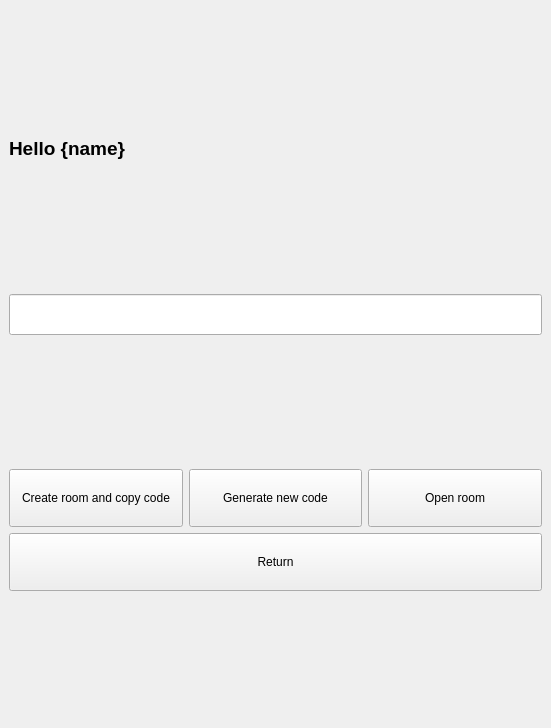
First picture: the form in project/pages/create_room_page.ui, repository Sason00/project, before the edit.
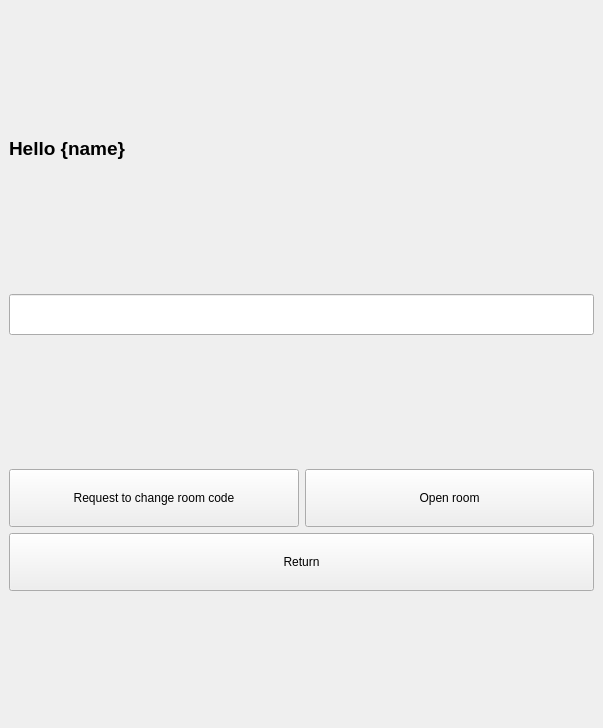
Second picture: the form after the edit.

The edit to the form file:
```diff
--- a/project/pages/create_room_page.ui
+++ b/project/pages/create_room_page.ui
@@ -6,7 +6,7 @@
    <rect>
     <x>0</x>
     <y>0</y>
-    <width>551</width>
+    <width>603</width>
     <height>728</height>
    </rect>
   </property>
@@ -58,14 +58,7 @@
       <item>
        <widget class="QPushButton" name="pushButton">
         <property name="text">
-         <string>Create room and copy code</string>
-        </property>
-       </widget>
-      </item>
-      <item>
-       <widget class="QPushButton" name="generate_new_code_button">
-        <property name="text">
-         <string>Generate new code</string>
+         <string>Request to change room code</string>
         </property>
        </widget>
       </item>
```
Left out of the diff: 4 changed lines with no effect on the pictures.
